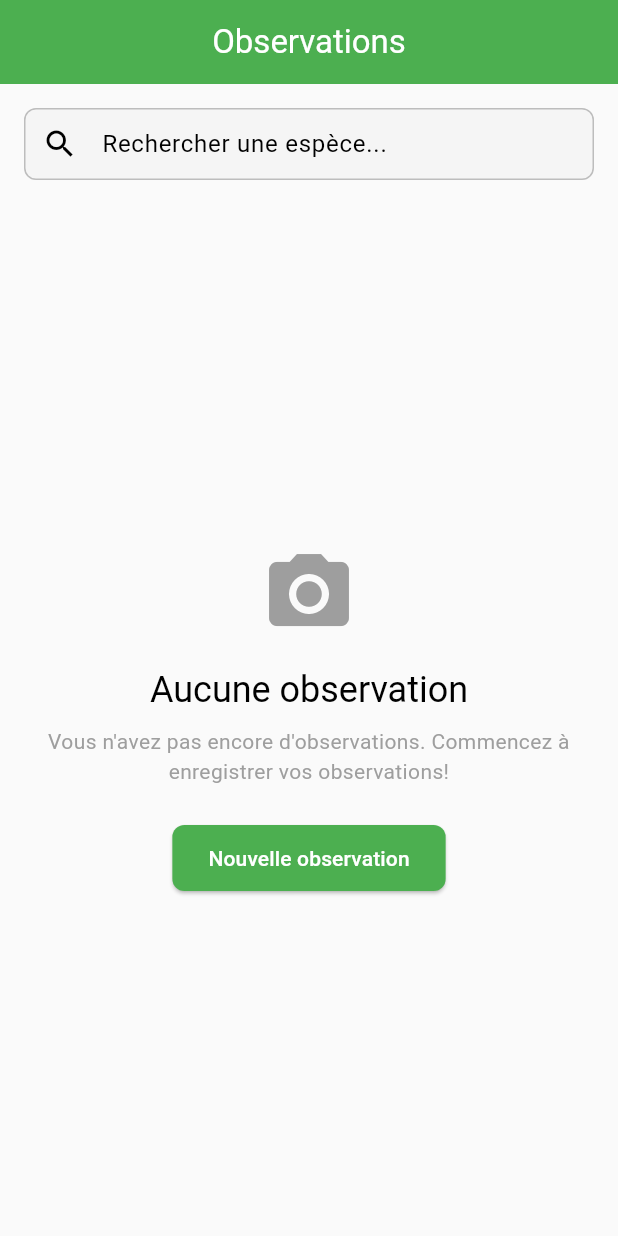
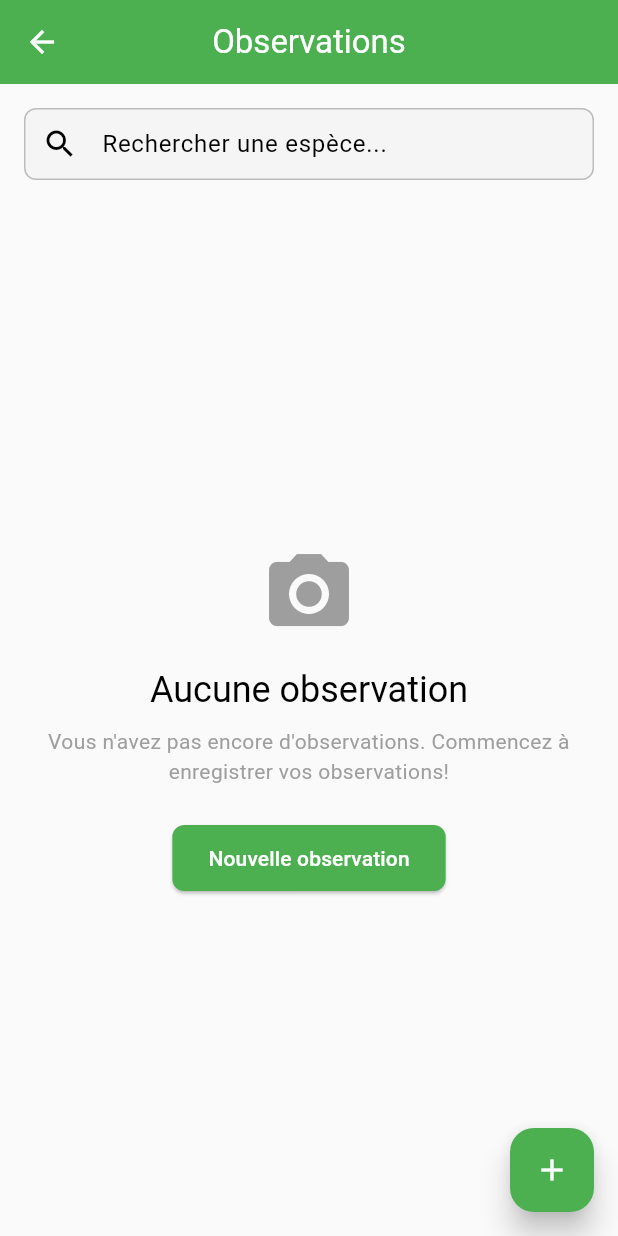
Before and after one commit to mawena/p-17, a Flutter app: the ObservationsListScreen screen opened by its route, on a phone screen of 412 x 824 dp. Run offline on Flutter 3.47's test engine with Material 3 defaults, Android fonts, the phone set to English and light mode, and no system bars; our stand-ins replace cloud_firestore, firebase_auth, firebase_core, geolocator, go_router, image_picker and 1 more; accounts and stored records are empty.

Commit message:
first step

```diff
--- a/lib/screens/home_screen.dart
+++ b/lib/screens/home_screen.dart
@@ -55,11 +55,6 @@ class _HomeScreenState extends State<HomeScreen> {
             _selectedIndex = index;
           });
         },
-      ),
-      floatingActionButton: FloatingActionButton(
-        onPressed: () => context.go('/observations/new'),
-        tooltip: 'Nouvelle observation',
-        child: const Icon(Icons.add),
       ),
     );
   }
--- a/lib/screens/observations/observations_list_screen.dart
+++ b/lib/screens/observations/observations_list_screen.dart
@@ -41,7 +41,13 @@ class _ObservationsListScreenState extends State<ObservationsListScreen> {
   @override
   Widget build(BuildContext context) {
     return Scaffold(
-      appBar: AppBar(title: const Text('Observations')),
+      appBar: AppBar(
+        title: const Text('Observations'),
+        leading: IconButton(
+          icon: const Icon(Icons.arrow_back),
+          onPressed: () => context.go('/home'),
+        ),
+      ),
       body: Column(
         children: [
           Padding(
@@ -117,6 +123,11 @@ class _ObservationsListScreenState extends State<ObservationsListScreen> {
           ),
         ],
       ),
+      floatingActionButton: FloatingActionButton(
+        onPressed: () => context.go('/observations/new'),
+        tooltip: 'Nouvelle observation',
+        child: const Icon(Icons.add),
+      ),
     );
   }
 }
```
Also changed, not shown: lib/screens/observations/new_observation_screen.dart (+7 -1 lines).
